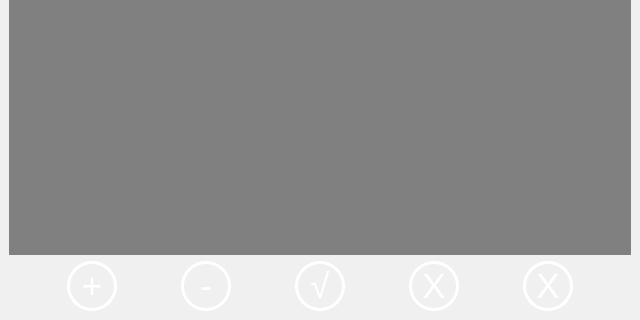
Above: qt/mainwindow.ui from kench1994/PortForward before the change; both pictures show x 0 to 640 and y 160 to 480 of the 640 by 480 pixel window. Below: the same form after it.
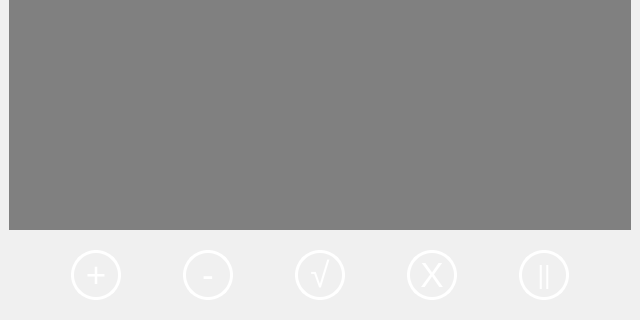
That is the form after the change.

```diff
--- a/qt/mainwindow.ui
+++ b/qt/mainwindow.ui
@@ -64,6 +64,12 @@
     <string notr="true"/>
    </property>
    <layout class="QGridLayout" name="gridLayout">
+    <property name="bottomMargin">
+     <number>20</number>
+    </property>
+    <property name="verticalSpacing">
+     <number>20</number>
+    </property>
     <item row="0" column="0">
      <widget class="QTableWidget" name="tableWidget">
       <property name="enabled">
@@ -84,10 +90,11 @@
       <property name="styleSheet">
        <string notr="true">QTableWidget{ color:black;
 	background-color:rgb(128,128,128);
-	selection-color:rgb(0, 0, 0);
-	selection-background-color:rgb(	100,149,237);
+	selection-color:rgb(255,255,255);
+	color: rgb(0, 0, 0);
+	selection-background-color: rgb(155, 89, 182);
 	border:0px;
-	font: 8pt 'Microsoft YaHei';
+	font:12pt 'Microsoft YaHei';
 }
 QHeaderView::section:horizontal{
 	border: 0px solid rgb(255, 255, 255);
@@ -376,7 +383,7 @@
         <property name="styleSheet">
          <string notr="true">QPushButton {
 	font: 700;
-	font-size:35px;
+	font-size:25px;
 	color:white;
 	border-radius:25px;
     border-width:3px;
@@ -404,7 +411,7 @@
 }</string>
         </property>
         <property name="text">
-         <string>X</string>
+         <string>||</string>
         </property>
        </widget>
       </item>
```
